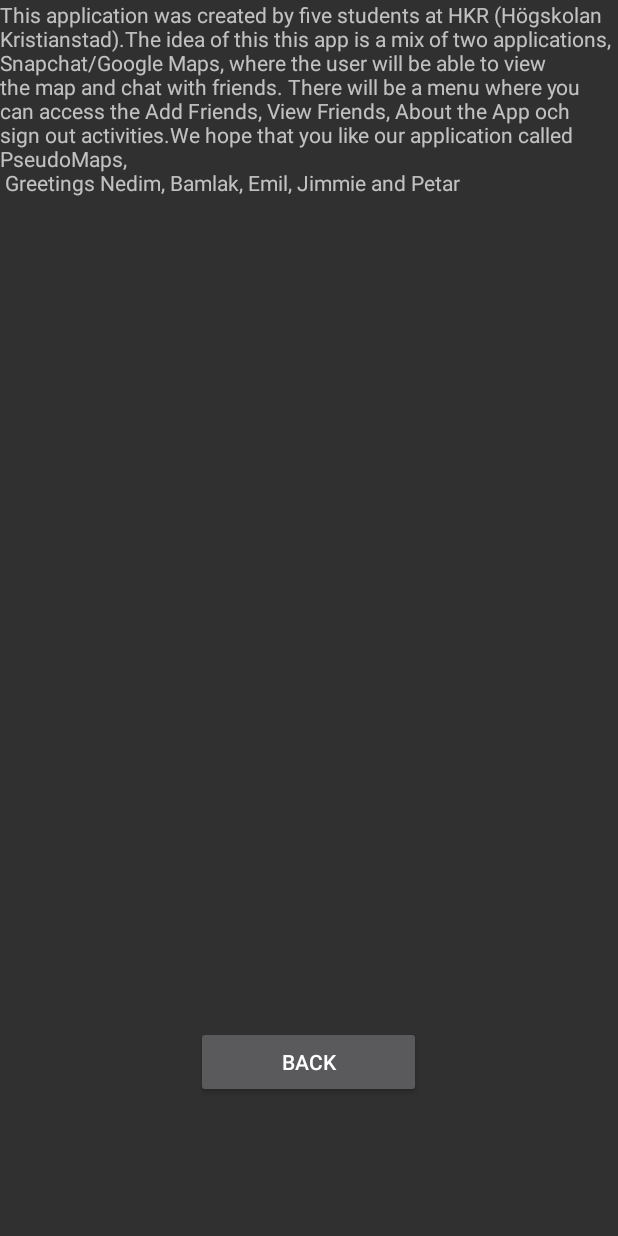
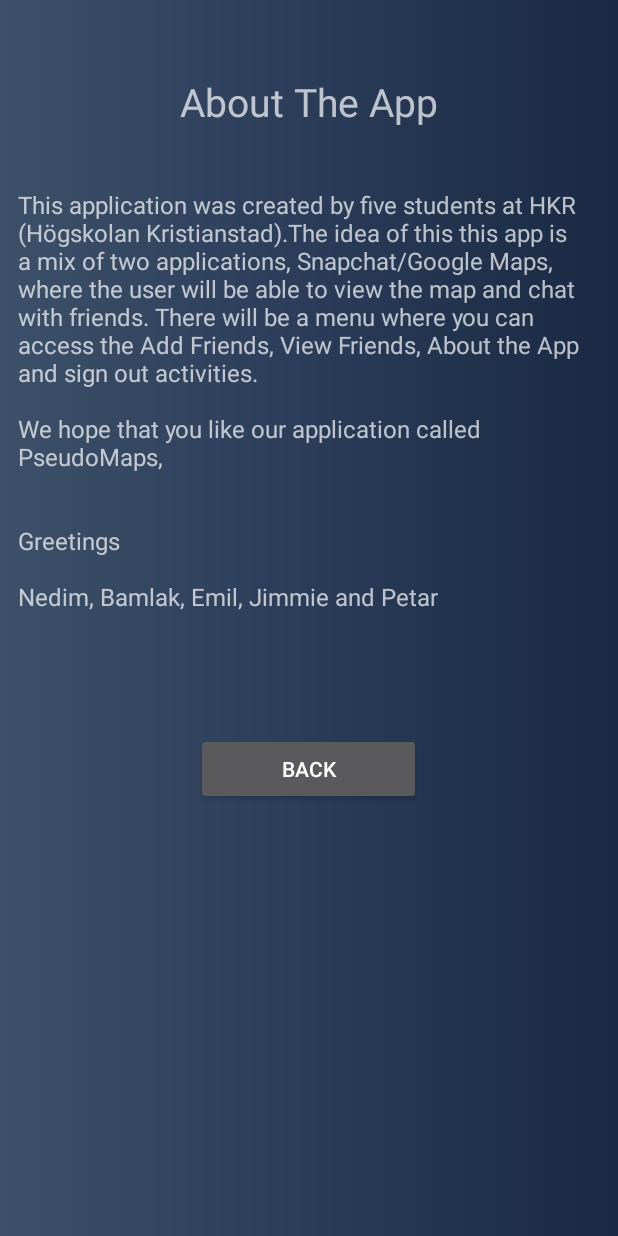
Before and after one commit to BigNedJ/projectGPS, an Android app: the AboutUsActivity screen opened directly, with no data from a screen before it, on a phone screen of 412 x 824 dp. Run offline under Robolectric (Android 15) with nearby library versions, the phone set to English and light mode, and no system bars.

Commit message:
updated the layouts for login (minor), maps (minor) and "about the app". fixed a bug with the keybord popping up on launch.

```diff
--- a/app/src/main/java/com/emil/projectgps/AboutUsActivity.java
+++ b/app/src/main/java/com/emil/projectgps/AboutUsActivity.java
@@ -30,10 +30,10 @@ public class AboutUsActivity extends AppCompatActivity {
         textViewAboutUs.setText("This application was created by five students at HKR (Högskolan Kristianstad)." +
                 "The idea of this this app is a mix of two applications, Snapchat/Google Maps, where the user " +
                 "will be able to view the map and chat with friends. There will be a menu where you can " +
-                "access the Add Friends, View Friends, About the App och sign out activities." +
-                "" +
+                "access the Add Friends, View Friends, About the App and sign out activities." +
+                "\n\n" +
                 "We hope that you like our application called PseudoMaps," +
-                "\n Greetings " +
+                "\n\n\nGreetings\n\n" +
                 "Nedim, Bamlak, Emil, Jimmie and Petar");
 
     }
--- a/app/src/main/java/com/emil/projectgps/LoginActivity.java
+++ b/app/src/main/java/com/emil/projectgps/LoginActivity.java
@@ -28,7 +28,7 @@ public class LoginActivity extends AppCompatActivity {
 
     EditText mEmail,mPassword;
     Button button;
-    Button btnGuest;
+    TextView btnGuest;
     TextView textView;
     ProgressBar progressBar;
     FirebaseAuth firebaseAuth;
@@ -41,7 +41,7 @@ public class LoginActivity extends AppCompatActivity {
         mEmail=(EditText)findViewById(R.id.email);
         mPassword=(EditText)findViewById(R.id.password);
         button=(Button)findViewById(R.id.btnLogin);
-        btnGuest=(Button)findViewById(R.id.guestLogin);
+        btnGuest=(TextView) findViewById(R.id.guestLogin);
         textView=(TextView)findViewById(R.id.textViewRegister);
         progressBar=(ProgressBar)findViewById(R.id.progressBar2);
         progressBar.setVisibility(View.INVISIBLE);
--- a/app/src/main/res/drawable-anydpi/ic_center.xml
+++ b/app/src/main/res/drawable-anydpi/ic_center.xml
@@ -3,7 +3,7 @@
     android:height="24dp"
     android:viewportWidth="26.4"
     android:viewportHeight="26.4"
-    android:tint="#469CE3"
+    android:tint="#565859"
     android:alpha="0.8">
   <group android:translateX="1.2"
       android:translateY="1.2">
--- a/app/src/main/res/drawable-anydpi/ic_clear_route.xml
+++ b/app/src/main/res/drawable-anydpi/ic_clear_route.xml
@@ -3,7 +3,7 @@
     android:height="24dp"
     android:viewportWidth="26.4"
     android:viewportHeight="26.4"
-    android:tint="#469CE3"
+    android:tint="#565859"
     android:alpha="0.8">
   <group android:translateX="1.2"
       android:translateY="1.2">
--- a/app/src/main/res/layout/activity_about_us.xml
+++ b/app/src/main/res/layout/activity_about_us.xml
@@ -1,30 +1,45 @@
 <?xml version="1.0" encoding="utf-8"?>
-<androidx.constraintlayout.widget.ConstraintLayout xmlns:android="http://schemas.android.com/apk/res/android"
+<RelativeLayout
+    xmlns:android="http://schemas.android.com/apk/res/android"
     xmlns:app="http://schemas.android.com/apk/res-auto"
     xmlns:tools="http://schemas.android.com/tools"
     android:layout_width="match_parent"
     android:layout_height="match_parent"
-    tools:context=".AboutUsActivity">
+    tools:context=".AboutUsActivity"
+    android:background="@drawable/gradient">
+
+    <TextView
+        android:id="@+id/textAboutUsTitle"
+        android:layout_height="wrap_content"
+        android:layout_width="wrap_content"
+        android:textSize="26dp"
+        android:layout_centerHorizontal="true"
+        android:layout_marginTop="50dp"
+        android:text="About The App"
+         />
+
+    <TextView
+        android:id="@+id/textAboutUs"
+        android:textSize="16dp"
+        android:layout_marginLeft="12dp"
+        android:layout_marginRight="12dp"
+        android:layout_width="match_parent"
+        android:layout_height="wrap_content"
+        android:layout_below="@+id/textAboutUsTitle"
+        android:layout_marginTop="40dp"
+        tools:layout_editor_absoluteX="0dp"
+        tools:layout_editor_absoluteY="0dp" />
 
     <Button
         android:id="@+id/btnBack"
         android:layout_width="150dp"
         android:layout_height="wrap_content"
         android:layout_below="@id/textAboutUs"
-        android:layout_alignParentStart="true"
-        android:layout_alignParentEnd="true"
-        android:layout_marginBottom="92dp"
+        android:layout_marginTop="80dp"
+        android:layout_centerHorizontal="true"
         android:text="Back"
-        app:layout_constraintBottom_toBottomOf="parent"
-        app:layout_constraintEnd_toEndOf="parent"
-        app:layout_constraintHorizontal_bias="0.498"
-        app:layout_constraintStart_toStartOf="parent" />
+        />
 
-    <TextView
-        android:id="@+id/textAboutUs"
-        android:layout_width="match_parent"
-        android:layout_height="match_parent"
-        tools:layout_editor_absoluteX="0dp"
-        tools:layout_editor_absoluteY="0dp" />
 
-</androidx.constraintlayout.widget.ConstraintLayout>
+
+</RelativeLayout>
--- a/app/src/main/res/layout/activity_maps.xml
+++ b/app/src/main/res/layout/activity_maps.xml
@@ -79,7 +79,6 @@
 
     <ImageView
         android:layout_below="@id/searchBarLayout"
-
         android:layout_width="40dp"
         android:layout_height="40dp"
         android:id="@+id/centerImage"
```
Also changed, not shown: app/src/main/java/com/emil/projectgps/MapsActivity.java (+12 -3 lines), app/src/main/res/layout/activity_login.xml (+26 -29 lines), app/src/main/res/layout/activity_register_user.xml (+2 -5 lines).
